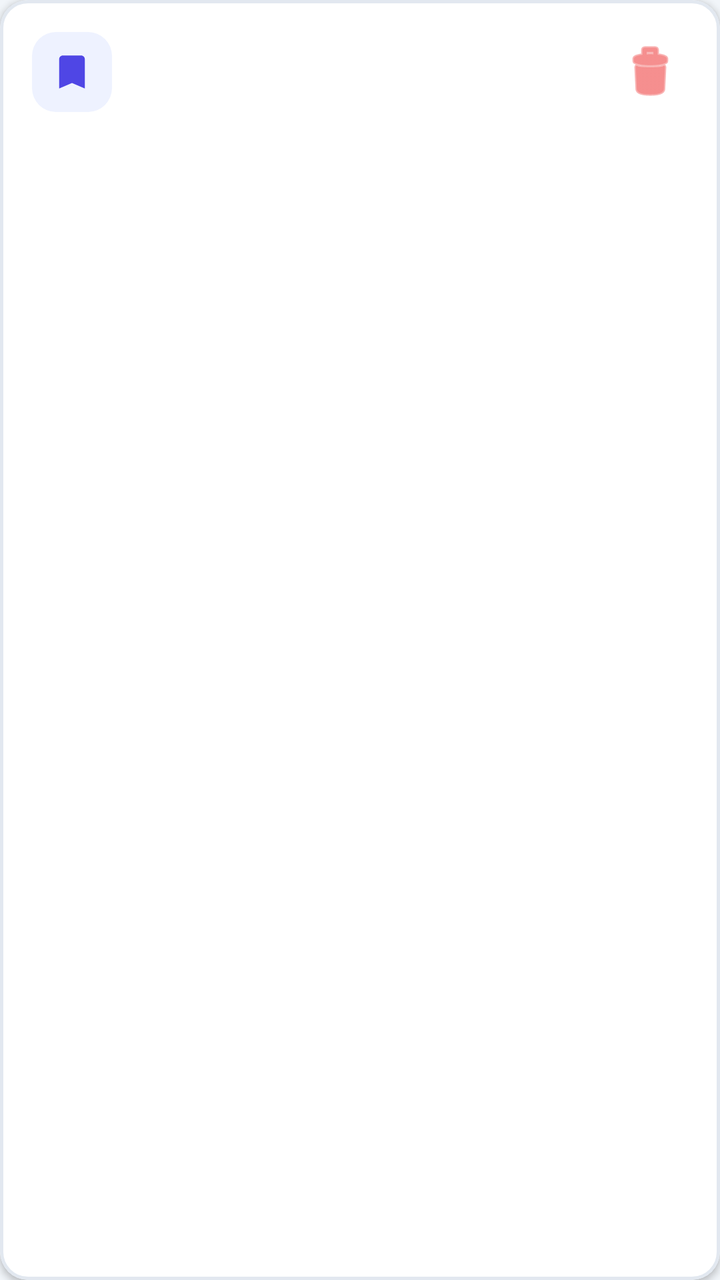
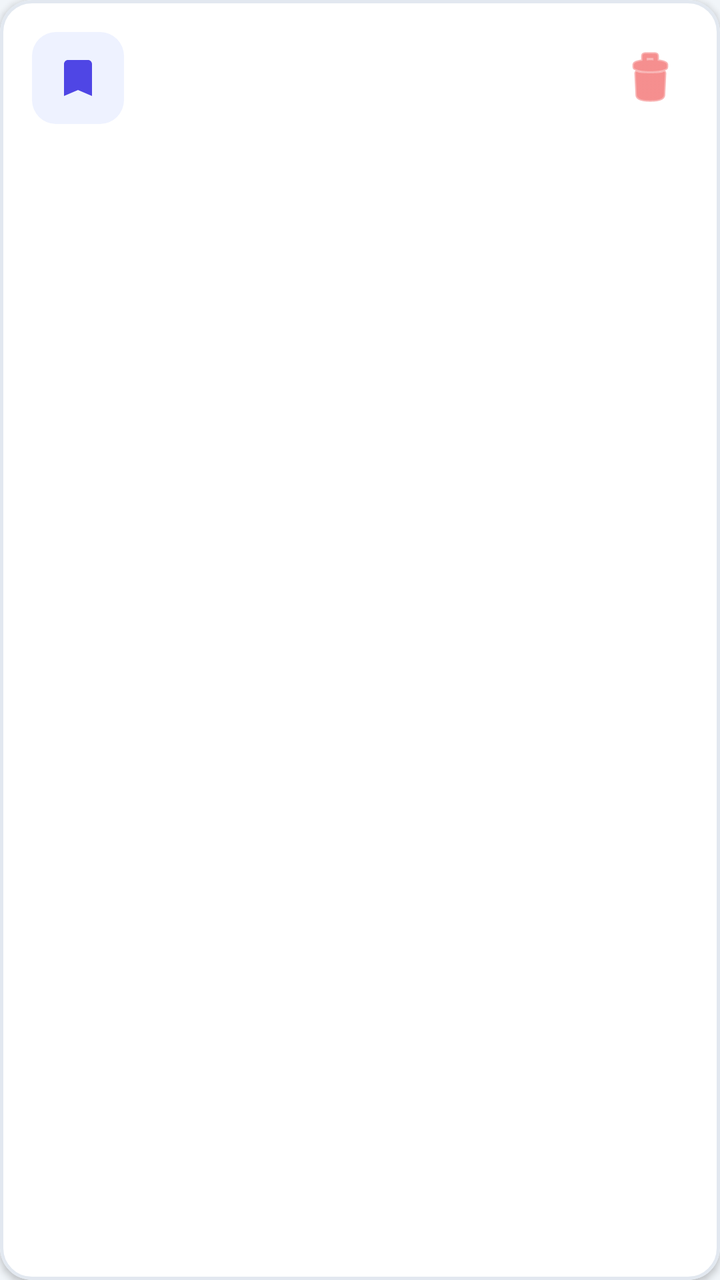

Compare the two renders of this Android layout. The source of the first and the diff that turns it into the second are given below.
<!-- AndroidManifest.xml: application theme Theme.ReelSort -->
<!-- res/layout/item_category.xml -->
<?xml version="1.0" encoding="utf-8"?>
<com.google.android.material.card.MaterialCardView
    xmlns:android="http://schemas.android.com/apk/res/android"
    xmlns:app="http://schemas.android.com/apk/res-auto"
    android:layout_width="match_parent"
    android:layout_height="wrap_content"
    android:layout_marginHorizontal="12dp"
    android:layout_marginVertical="6dp"
    app:cardBackgroundColor="@color/card_background"
    app:strokeColor="@color/card_stroke"
    app:strokeWidth="1.5dp"
    app:cardElevation="2dp"
    app:cardCornerRadius="14dp">

    <LinearLayout
        android:layout_width="match_parent"
        android:layout_height="wrap_content"
        android:orientation="horizontal"
        android:padding="16dp"
        android:gravity="center_vertical">

        
        <FrameLayout
            android:layout_width="40dp"
            android:layout_height="40dp"
            android:background="@drawable/bg_icon_badge"
            android:layout_marginEnd="14dp">

            <ImageView
                android:layout_width="22dp"
                android:layout_height="22dp"
                android:layout_gravity="center"
                android:src="@drawable/ic_bookmark"
                app:tint="@color/icon_tint" />
        </FrameLayout>

        <TextView
            android:id="@+id/tvCategoryName"
            android:layout_width="0dp"
            android:layout_height="wrap_content"
            android:layout_weight="1"
            android:textSize="16sp"
            android:textStyle="bold"
            android:textColor="@color/text_primary" />

        <ImageButton
            android:id="@+id/btnDeleteCategory"
            android:layout_width="38dp"
            android:layout_height="38dp"
            android:padding="8dp"
            android:src="@android:drawable/ic_menu_delete"
            app:tint="@color/delete_icon_tint"
            android:background="?attr/selectableItemBackgroundBorderless"
            android:contentDescription="Delete category" />
    </LinearLayout>
</com.google.android.material.card.MaterialCardView>
<!-- resources referenced by this layout -->
<resources>
  <color name="card_background">#FFFFFF</color>
  <color name="card_stroke">#E2E8F0</color>
  <color name="delete_icon_tint">#EF4444</color>
  <color name="icon_tint">#4F46E5</color>
  <color name="text_primary">#0F172A</color>
  <!-- drawable bg_icon_badge (drawable) -->
  <?xml version="1.0" encoding="utf-8"?>
  <shape xmlns:android="http://schemas.android.com/apk/res/android"
      android:shape="rectangle">
      <solid android:color="@color/icon_container_bg" />
      <corners android:radius="12dp" />
  </shape>
  <!-- drawable ic_bookmark (drawable) -->
  <?xml version="1.0" encoding="utf-8"?>
  <vector xmlns:android="http://schemas.android.com/apk/res/android"
      android:width="24dp"
      android:height="24dp"
      android:viewportWidth="24"
      android:viewportHeight="24">
      
      <path
          android:fillColor="#FFFFFF"
          android:pathData="M17,3H7C5.9,3 5,3.9 5,5v16l7,-3 7,3V5C19,3.9 18.1,3 17,3z" />
  </vector>
  <style name="Theme.ReelSort" parent="Theme.MaterialComponents.DayNight.NoActionBar">
          <item name="colorPrimary">@color/primary</item>
          <item name="colorPrimaryVariant">@color/primary_dark</item>
          <item name="colorOnPrimary">@color/white</item>
          <item name="colorSecondary">@color/accent</item>
          <item name="android:colorBackground">@color/background</item>
          <item name="colorSurface">@color/card_background</item>
          <item name="android:textColorPrimary">@color/text_primary</item>
          <item name="android:textColorSecondary">@color/text_secondary</item>
      </style>
  <color name="icon_container_bg">#EEF2FF</color>
  <color name="primary">#4F46E5</color>
  <color name="primary_dark">#3730A3</color>
  <color name="white">#FFFFFFFF</color>
  <color name="accent">#EC4899</color>
  <color name="background">#F1F5F9</color>
  <color name="text_secondary">#334155</color>
</resources>

<!-- the commit's change to res/layout/item_category.xml (unified diff, before → after) -->
@@ -5,12 +5,12 @@
     android:layout_width="match_parent"
     android:layout_height="wrap_content"
     android:layout_marginHorizontal="12dp"
-    android:layout_marginVertical="6dp"
+    android:layout_marginVertical="7dp"
     app:cardBackgroundColor="@color/card_background"
     app:strokeColor="@color/card_stroke"
     app:strokeWidth="1.5dp"
     app:cardElevation="2dp"
-    app:cardCornerRadius="14dp">
+    app:cardCornerRadius="16dp">
 
     <LinearLayout
         android:layout_width="match_parent"
@@ -21,14 +21,14 @@
 
         
         <FrameLayout
-            android:layout_width="40dp"
-            android:layout_height="40dp"
+            android:layout_width="46dp"
+            android:layout_height="46dp"
             android:background="@drawable/bg_icon_badge"
             android:layout_marginEnd="14dp">
 
             <ImageView
-                android:layout_width="22dp"
-                android:layout_height="22dp"
+                android:layout_width="24dp"
+                android:layout_height="24dp"
                 android:layout_gravity="center"
                 android:src="@drawable/ic_bookmark"
                 app:tint="@color/icon_tint" />
@@ -39,7 +39,7 @@
             android:layout_width="0dp"
             android:layout_height="wrap_content"
             android:layout_weight="1"
-            android:textSize="16sp"
+            android:textSize="17sp"
             android:textStyle="bold"
             android:textColor="@color/text_primary" />
 
@@ -51,6 +51,6 @@
             android:src="@android:drawable/ic_menu_delete"
             app:tint="@color/delete_icon_tint"
             android:background="?attr/selectableItemBackgroundBorderless"
-            android:contentDescription="Delete category" />
+            android:contentDescription="Delete Category" />
     </LinearLayout>
 </com.google.android.material.card.MaterialCardView>
